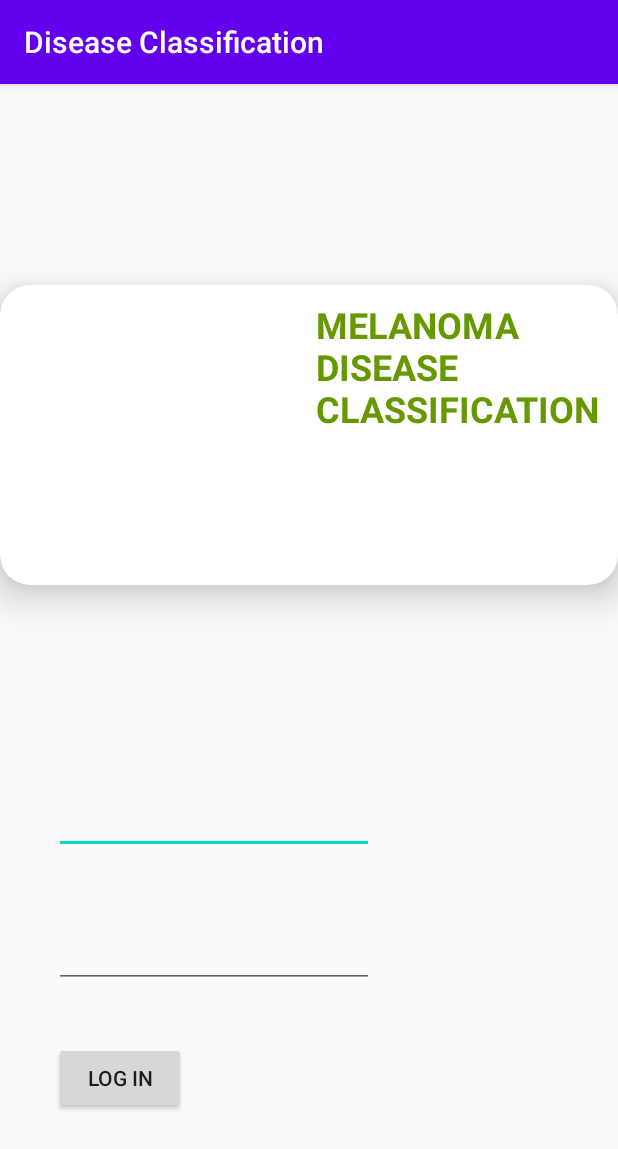
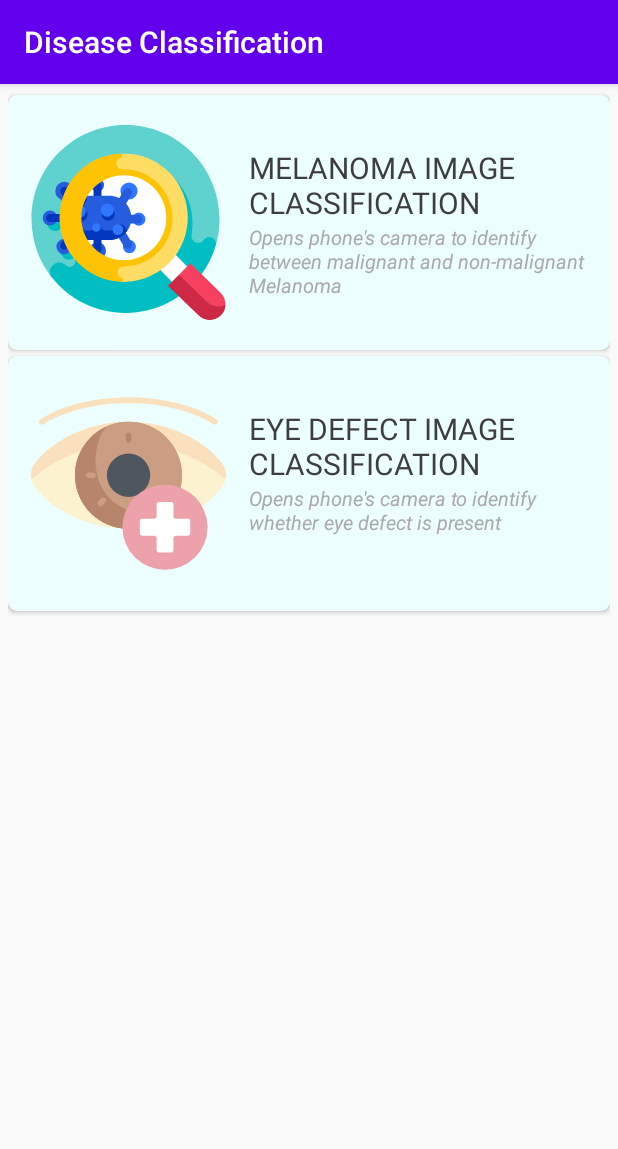
Before and after one commit to omxie/disease_classification, an Android app: the screen it shows after launch (MainActivity), on a phone screen of 412 x 824 dp. Shown: the top 1149 px of the screen. Run offline under Robolectric (Android 15) with nearby library versions, the phone set to English and light mode, and no system bars.

Commit message:
UI: Added Home Screen RecyclerView

```diff
--- a/app/build.gradle
+++ b/app/build.gradle
@@ -27,6 +27,7 @@ dependencies {
     implementation 'androidx.appcompat:appcompat:1.1.0'
     implementation 'androidx.constraintlayout:constraintlayout:1.1.3'
     implementation 'androidx.cardview:cardview:1.0.0'
+    implementation 'androidx.recyclerview:recyclerview:1.1.0'
     testImplementation 'junit:junit:4.12'
     androidTestImplementation 'androidx.test.ext:junit:1.1.1'
     androidTestImplementation 'androidx.test.espresso:espresso-core:3.2.0'
--- /dev/null
+++ b/app/src/main/java/com/example/diseaseclassification/CardItems.java
@@ -0,0 +1,37 @@
+package com.example.diseaseclassification;
+
+public class CardItems {
+    private int imgRes;
+    private String textTitle;
+    private String textDesc;
+
+    public CardItems(int image, String title, String desc){
+    imgRes = image;
+    textTitle = title;
+    textDesc = desc;
+    }
+
+    public int getImgRes() {
+        return imgRes;
+    }
+
+    public void setImgRes(int imgRes) {
+        this.imgRes = imgRes;
+    }
+
+    public String getTextTitle() {
+        return textTitle;
+    }
+
+    public void setTextTitle(String textTitle) {
+        this.textTitle = textTitle;
+    }
+
+    public String getTextDesc() {
+        return textDesc;
+    }
+
+    public void setTextDesc(String textDesc) {
+        this.textDesc = textDesc;
+    }
+}
--- /dev/null
+++ b/app/src/main/java/com/example/diseaseclassification/CardsAdapter.java
@@ -0,0 +1,57 @@
+package com.example.diseaseclassification;
+
+import android.view.LayoutInflater;
+import android.view.View;
+import android.view.ViewGroup;
+import android.widget.ImageView;
+import android.widget.TextView;
+
+import androidx.annotation.NonNull;
+import androidx.recyclerview.widget.RecyclerView;
+
+import java.util.ArrayList;
+
+public class CardsAdapter extends RecyclerView.Adapter<CardsAdapter.CardItemsViewholder> {
+
+    private ArrayList<CardItems> mCardsList;
+
+    public static class CardItemsViewholder extends RecyclerView.ViewHolder{
+        public ImageView imgView;
+        public TextView txtTitle;
+        public TextView txtDesc;
+        public CardItemsViewholder(@NonNull View itemView) {
+            super(itemView);
+            imgView = itemView.findViewById(R.id.imgCard);
+            txtTitle = itemView.findViewById(R.id.textCardTitle);
+            txtDesc = itemView.findViewById(R.id.textCardDesc);
+        }
+    }
+
+    public CardsAdapter(ArrayList<CardItems> cardlist){
+        mCardsList = cardlist;
+    }
+
+    @NonNull
+    @Override
+    public CardItemsViewholder onCreateViewHolder(@NonNull ViewGroup parent, int viewType) {
+        View v = LayoutInflater.from(parent.getContext()).inflate(R.layout.homescreencardview, parent, false);
+        CardItemsViewholder cvh = new CardItemsViewholder(v);
+        return cvh;
+    }
+
+    @Override
+    public void onBindViewHolder(@NonNull CardItemsViewholder holder, int position) {
+        CardItems currentItem = mCardsList.get(position);
+        holder.imgView.setImageResource(currentItem.getImgRes());
+        holder.txtTitle.setText(currentItem.getTextTitle());
+        holder.txtDesc.setText(currentItem.getTextDesc());
+    }
+
+    @Override
+    public int getItemCount() {
+        return mCardsList.size();
+    }
+
+
+
+}
--- a/app/src/main/java/com/example/diseaseclassification/MainActivity.java
+++ b/app/src/main/java/com/example/diseaseclassification/MainActivity.java
@@ -1,6 +1,8 @@
 package com.example.diseaseclassification;
 
 import androidx.appcompat.app.AppCompatActivity;
+import androidx.recyclerview.widget.LinearLayoutManager;
+import androidx.recyclerview.widget.RecyclerView;
 
 import android.content.Intent;
 import android.content.SharedPreferences;
@@ -25,6 +27,11 @@ import java.util.ArrayList;
 import java.util.logging.Handler;
 
 public class MainActivity extends AppCompatActivity {
+    private RecyclerView rcycleList;
+    private RecyclerView.Adapter rcycleAdapter;
+    private RecyclerView.LayoutManager rcycleLayoutManager;
+    ArrayList<CardItems> cardItems = new ArrayList<>();
+
 
     private SharedPreferences pref;
     private SharedPreferences.Editor editor;
@@ -39,19 +46,21 @@ public class MainActivity extends AppCompatActivity {
         super.onCreate(savedInstanceState);
         setContentView(R.layout.activity_main);
 
-        email = (EditText)findViewById(R.id.bemail);
+        cardItems.add(new CardItems(R.drawable.ic_diagnosis, "melanoma image classification", "Opens phone's camera to identify between malignant and non-malignant Melanoma"));
+        cardItems.add(new CardItems(R.drawable.ic_eye, "eye defect image classification", "Opens phone's camera to identify whether eye defect is present"));
+        rcycleList = findViewById(R.id.rcycleCards);
+        rcycleList.setHasFixedSize(true);
+        rcycleLayoutManager = new LinearLayoutManager(this);
+        rcycleAdapter = new CardsAdapter(cardItems);
+
+        rcycleList.setLayoutManager(rcycleLayoutManager);
+        rcycleList.setAdapter(rcycleAdapter);
+
+        /*email = (EditText)findViewById(R.id.bemail);
         epass = (EditText) findViewById(R.id.bpass);
-        btnlog = (Button) findViewById(R.id.blog);
+       btnlog = (Button) findViewById(R.id.blog);
 
-        ImageView img = (ImageView) findViewById(R.id.imgc);
-        TextView txt = (TextView) findViewById(R.id.tvc);
-
-        int Imgres = getResources().getIdentifier("@drawable/ic_diagnosis", null, this.getPackageName());
-        img.setImageResource(Imgres);
-        txt.setText("MELANOMA DISEASE CLASSIFICATION");
-
-
-        btnlog.setOnClickListener(new View.OnClickListener() {
+      btnlog.setOnClickListener(new View.OnClickListener() {
             @Override
             public void onClick(View v) {
 
@@ -62,6 +71,11 @@ public class MainActivity extends AppCompatActivity {
 
             }
         });
+
+        */
+
+
+
     }
 
 
--- /dev/null
+++ b/app/src/main/res/drawable/ic_eye.xml
@@ -0,0 +1,42 @@
+<vector xmlns:android="http://schemas.android.com/apk/res/android"
+    android:width="512dp"
+    android:height="512dp"
+    android:viewportWidth="512"
+    android:viewportHeight="512">
+  <path
+      android:pathData="m256,93.912c108.64,0 203.683,52.376 245.912,109.672 13.451,18.25 13.451,43.207 0,61.458 -42.229,57.295 -137.272,109.671 -245.912,109.671s-203.683,-52.376 -245.912,-109.672c-13.451,-18.25 -13.451,-43.207 0,-61.458 42.229,-57.295 137.272,-109.671 245.912,-109.671z"
+      android:fillColor="#fcf2d0"/>
+  <path
+      android:pathData="m510.869,245.058c2.992,-14.156 0.012,-29.306 -8.957,-41.475 -42.229,-57.295 -137.272,-109.671 -245.912,-109.671s-203.683,52.376 -245.912,109.672c-8.969,12.169 -11.949,27.318 -8.957,41.475 41.472,-35.915 120.199,-92.36 254.869,-92.36s213.397,56.445 254.869,92.359z"
+      android:fillColor="#fae0bd"/>
+  <path
+      android:pathData="M256,234.312m-140.401,0a140.401,140.401 0,1 1,280.802 0a140.401,140.401 0,1 1,-280.802 0"
+      android:fillColor="#cb9d82"/>
+  <path
+      android:pathData="M256,234.312m-140.401,0a140.401,140.401 0,1 1,280.802 0a140.401,140.401 0,1 1,-280.802 0"
+      android:fillColor="#cb9d82"/>
+  <path
+      android:pathData="m356.341,332.502c-212,26.959 -209.226,-173.637 -157.532,-226.446 -49.034,21.898 -83.21,71.084 -83.21,128.256 0,77.541 62.86,140.401 140.401,140.401 39.318,0 74.854,-16.169 100.341,-42.211z"
+      android:fillColor="#b7856b"/>
+  <path
+      android:pathData="M234.319,286.925a56.906,56.906 67.514,1 0,43.58 -105.138a56.906,56.906 67.514,1 0,-43.58 105.138z"
+      android:fillColor="#4e5660"/>
+  <path
+      android:pathData="m483.593,101.413c-1.428,0 -2.871,-0.407 -4.15,-1.258 -38.657,-25.734 -120.372,-55.785 -223.443,-55.785s-184.786,30.051 -223.444,55.785c-3.448,2.295 -8.104,1.361 -10.399,-2.087s-1.361,-8.104 2.087,-10.399c53.201,-35.415 144.171,-58.299 231.756,-58.299s178.555,22.884 231.756,58.299c3.448,2.295 4.383,6.951 2.087,10.399 -1.445,2.17 -3.824,3.345 -6.25,3.345z"
+      android:fillColor="#fae0bd"/>
+  <path
+      android:pathData="m256,148.833c-4.142,0 -7.5,-3.357 -7.5,-7.5v-11.335c0,-4.142 3.358,-7.5 7.5,-7.5s7.5,3.358 7.5,7.5v11.335c0,4.143 -3.358,7.5 -7.5,7.5z"
+      android:fillColor="#b7856b"/>
+  <path
+      android:pathData="m182.239,315.574c-1.92,0 -3.839,-0.732 -5.303,-2.196 -2.929,-2.93 -2.929,-7.678 0,-10.607l8.015,-8.015c2.929,-2.928 7.678,-2.928 10.606,0 2.929,2.93 2.929,7.678 0,10.607l-8.015,8.015c-1.464,1.464 -3.384,2.196 -5.303,2.196z"
+      android:fillColor="#cb9d82"/>
+  <path
+      android:pathData="m163.02,241.812h-11.334c-4.142,0 -7.5,-3.357 -7.5,-7.5s3.358,-7.5 7.5,-7.5h11.334c4.142,0 7.5,3.357 7.5,7.5s-3.358,7.5 -7.5,7.5z"
+      android:fillColor="#cb9d82"/>
+  <path
+      android:pathData="M272.8,449.862a111.811,111.811 0,1 0,158.125 -158.125a111.811,111.811 0,1 0,-158.125 158.125z"
+      android:fillColor="#eda1ab"/>
+  <path
+      android:pathData="m374.025,342.858v-32.455c0,-3.235 -2.623,-5.858 -5.858,-5.858h-32.455c-3.235,0 -5.858,2.623 -5.858,5.858v32.455c0,3.235 -2.623,5.858 -5.858,5.858h-32.455c-3.235,0 -5.858,2.623 -5.858,5.858v32.455c0,3.235 2.623,5.858 5.858,5.858h32.455c3.235,0 5.858,2.623 5.858,5.858v32.455c0,3.235 2.623,5.858 5.858,5.858h32.455c3.235,0 5.858,-2.623 5.858,-5.858v-32.455c0,-3.235 2.623,-5.858 5.858,-5.858h32.455c3.235,0 5.858,-2.623 5.858,-5.858v-32.455c0,-3.235 -2.623,-5.858 -5.858,-5.858h-32.455c-3.235,0 -5.858,-2.623 -5.858,-5.858z"
+      android:fillColor="#fff"/>
+</vector>
--- /dev/null
+++ b/app/src/main/res/drawable/ic_skin_.xml
@@ -0,0 +1,63 @@
+<vector xmlns:android="http://schemas.android.com/apk/res/android"
+    android:width="512dp"
+    android:height="512dp"
+    android:viewportWidth="512"
+    android:viewportHeight="512">
+  <path
+      android:pathData="m38.514,185.042c12.367,-6.717 28.05,-1.497 34.531,10.994l17.198,33.146v-159.587c0,-14.073 11.517,-25.929 25.587,-25.663 13.639,0.259 24.617,11.396 24.617,25.097v-43.363c0,-14.073 11.517,-25.929 25.587,-25.663 13.639,0.259 24.617,11.396 24.617,25.097v31.377c0,-13.701 10.977,-24.839 24.617,-25.097 14.07,-0.267 25.587,11.59 25.587,25.663v44.409c0,-13.701 10.977,-24.839 24.617,-25.097 14.07,-0.267 25.587,11.59 25.587,25.663v399.982c0,5.523 -4.477,10 -10,10h-180.816c-5.523,0 -10,-4.477 -10,-10v-158.93c0,-3.206 -0.771,-6.365 -2.247,-9.211l-59.773,-115.203c-6.31,-12.161 -1.696,-27.103 10.291,-33.614z"
+      android:fillColor="#fcd0a3"/>
+  <path
+      android:pathData="m267.35,76.389c-3.636,-0.198 -7.112,0.386 -10.284,1.587 9.474,3.59 16.212,12.744 16.212,23.476v410.548h7.781c5.523,0 10,-4.477 10,-10v-400.018c-0.001,-13.416 -10.313,-24.862 -23.709,-25.593z"
+      android:fillColor="#ffb983"/>
+  <path
+      android:pathData="m61.803,206.517 l16.591,32.063c3.022,5.839 11.849,3.691 11.849,-2.884v-6.641l-17.458,-33.52c-6.385,-12.306 -21.536,-17.105 -33.842,-10.72 -4.839,2.511 -8.511,6.38 -10.805,10.896 12.274,-6.249 27.311,-1.441 33.665,10.806z"
+      android:fillColor="#ffb983"/>
+  <path
+      android:pathData="m291.058,502v-201.935c-14.973,2.253 -37.162,9.969 -50.204,34.993 -21.027,40.344 -39.996,45.447 -60.963,45.447 -34.612,0 -51.585,20.19 -48.843,48.843 2.66,27.797 28.936,39.344 59.825,43.566 17.41,2.38 37.137,8.986 37.137,27.448 0,3.833 -1.187,7.773 -4.135,11.638h57.182c5.524,0 10.001,-4.477 10.001,-10z"
+      android:fillColor="#f8b0b0"/>
+  <path
+      android:pathData="m273.278,512h7.781c5.523,0 10,-4.477 10,-10v-201.935c-5.27,0.793 -11.436,2.269 -17.781,4.932z"
+      android:fillColor="#fc8086"/>
+  <path
+      android:pathData="M172.755,414.316m-8.283,0a8.283,8.283 0,1 1,16.566 0a8.283,8.283 0,1 1,-16.566 0"
+      android:fillColor="#fc8086"/>
+  <path
+      android:pathData="M241.504,386.718m-8.283,0a8.283,8.283 0,1 1,16.566 0a8.283,8.283 0,1 1,-16.566 0"
+      android:fillColor="#fc8086"/>
+  <path
+      android:pathData="M220.716,410.655m-8.283,0a8.283,8.283 0,1 1,16.566 0a8.283,8.283 0,1 1,-16.566 0"
+      android:fillColor="#fc8086"/>
+  <path
+      android:pathData="M255.402,445.4m-8.283,0a8.283,8.283 0,1 1,16.566 0a8.283,8.283 0,1 1,-16.566 0"
+      android:fillColor="#fc8086"/>
+  <path
+      android:pathData="M255.402,492.234m-8.283,0a8.283,8.283 0,1 1,16.566 0a8.283,8.283 0,1 1,-16.566 0"
+      android:fillColor="#fc8086"/>
+  <path
+      android:pathData="M202.627,447.806m-8.283,0a8.283,8.283 0,1 1,16.566 0a8.283,8.283 0,1 1,-16.566 0"
+      android:fillColor="#fc8086"/>
+  <path
+      android:pathData="m410.886,214.136c-54.033,-14.317 -110.139,18.252 -124.461,72.284 -5.297,19.986 -4.266,40.134 1.837,58.344 0.584,1.744 0.325,3.66 -0.66,5.212l-13.194,20.79c-2.666,4.201 0.472,9.671 5.445,9.489l25.181,-0.92c1.787,-0.065 3.529,0.633 4.736,1.953 13.026,14.239 30.24,24.945 50.39,29.976 54.323,13.563 110.008,-19.984 123.448,-74.337 13.328,-53.904 -19.046,-108.569 -72.722,-122.791z"
+      android:fillColor="#90d8f9"/>
+  <path
+      android:pathData="M384.801,312.514m-74.859,0a74.859,74.859 0,1 1,149.718 0a74.859,74.859 0,1 1,-149.718 0"
+      android:fillColor="#ffb983"/>
+  <path
+      android:pathData="M387.183,279.381m-15.531,0a15.531,15.531 0,1 1,31.062 0a15.531,15.531 0,1 1,-31.062 0"
+      android:fillColor="#fc8086"/>
+  <path
+      android:pathData="M409.962,332.186m-15.531,0a15.531,15.531 0,1 1,31.062 0a15.531,15.531 0,1 1,-31.062 0"
+      android:fillColor="#fc8086"/>
+  <path
+      android:pathData="M354.051,324.938m-15.531,0a15.531,15.531 0,1 1,31.062 0a15.531,15.531 0,1 1,-31.062 0"
+      android:fillColor="#fc8086"/>
+  <path
+      android:pathData="m240.856,56.474v177.809c0,4.265 -3.462,7.726 -7.726,7.726 -4.265,0 -7.726,-3.461 -7.726,-7.726v-200.977c9.075,3.78 15.452,12.733 15.452,23.168z"
+      android:fillColor="#ffb983"/>
+  <path
+      android:pathData="m190.645,24.673v209.611c0,4.265 -3.451,7.726 -7.726,7.726 -4.265,0 -7.726,-3.461 -7.726,-7.726v-232.358c8.952,3.719 15.287,12.486 15.452,22.747z"
+      android:fillColor="#ffb983"/>
+  <path
+      android:pathData="m140.445,69.032v165.251c0,4.265 -3.462,7.726 -7.726,7.726 -4.265,0 -7.726,-3.461 -7.726,-7.726v-188.43c9.075,3.781 15.452,12.733 15.452,23.179z"
+      android:fillColor="#ffb983"/>
+</vector>
--- a/app/src/main/res/layout/activity_main.xml
+++ b/app/src/main/res/layout/activity_main.xml
@@ -1,78 +1,17 @@
 <?xml version="1.0" encoding="utf-8"?>
-<androidx.constraintlayout.widget.ConstraintLayout xmlns:android="http://schemas.android.com/apk/res/android"
+<RelativeLayout xmlns:android="http://schemas.android.com/apk/res/android"
     xmlns:app="http://schemas.android.com/apk/res-auto"
     xmlns:tools="http://schemas.android.com/tools"
     android:layout_width="match_parent"
     android:layout_height="match_parent"
     tools:context=".MainActivity">
 
-    <EditText
-        android:id="@+id/bemail"
-        android:layout_width="wrap_content"
-        android:layout_height="wrap_content"
-        android:layout_marginStart="36dp"
-        android:layout_marginLeft="36dp"
-        android:layout_marginTop="468dp"
-        android:ems="10"
-        android:inputType="textEmailAddress"
-        app:layout_constraintStart_toStartOf="parent"
-        app:layout_constraintTop_toTopOf="parent" />
 
-    <EditText
-        android:id="@+id/bpass"
-        android:layout_width="wrap_content"
-        android:layout_height="wrap_content"
-        android:layout_marginStart="36dp"
-        android:layout_marginLeft="36dp"
-        android:layout_marginTop="44dp"
-        android:ems="10"
-        android:inputType="textPassword"
-        app:layout_constraintStart_toStartOf="parent"
-        app:layout_constraintTop_toBottomOf="@+id/bemail" />
-
-    <Button
-        android:id="@+id/blog"
-        android:layout_width="wrap_content"
-        android:layout_height="wrap_content"
-        android:layout_marginStart="36dp"
-        android:layout_marginLeft="36dp"
-        android:layout_marginTop="36dp"
-        android:text="Log IN"
-        app:layout_constraintStart_toStartOf="parent"
-        app:layout_constraintTop_toBottomOf="@+id/bpass" />
-
-    <androidx.cardview.widget.CardView
-        android:id="@+id/cardView"
+    <androidx.recyclerview.widget.RecyclerView
+        android:id="@+id/rcycleCards"
+        android:padding="5dp"
+        android:scrollbars="vertical"
         android:layout_width="match_parent"
-        android:layout_height="200dp"
-        app:cardCornerRadius="20dp"
-        app:cardElevation="15dp"
-        app:contentPadding="10dp"
-        app:layout_constraintBottom_toTopOf="@+id/bemail"
-        app:layout_constraintTop_toTopOf="parent"
-        tools:layout_editor_absoluteX="1dp">
-
-        <LinearLayout
-            android:id="@+id/lone"
-            android:layout_width="match_parent"
-            android:layout_height="match_parent"
-            android:orientation="horizontal">
-
-            <ImageView
-                android:id="@+id/imgc"
-                android:layout_width="150dp"
-                android:layout_height="match_parent"
-                android:layout_weight="1"
-                tools:srcCompat="@tools:sample/avatars" />
-
-            <TextView
-                android:id="@+id/tvc"
-                android:layout_width="140dp"
-                android:layout_height="match_parent"
-                android:layout_weight="1"
-                android:textColor="@android:color/holo_green_dark"
-                android:textSize="24sp"
-                android:textStyle="bold" />
-        </LinearLayout>
-    </androidx.cardview.widget.CardView>
-</androidx.constraintlayout.widget.ConstraintLayout>
+        android:layout_height="match_parent"
+        />
+</RelativeLayout>
--- /dev/null
+++ b/app/src/main/res/layout/homescreencardview.xml
@@ -0,0 +1,57 @@
+<?xml version="1.0" encoding="utf-8"?>
+<androidx.cardview.widget.CardView xmlns:android="http://schemas.android.com/apk/res/android"
+    xmlns:app="http://schemas.android.com/apk/res-auto"
+    android:id="@+id/cardLayout"
+    android:layout_width="match_parent"
+    android:layout_height="170dp"
+    android:layout_marginTop="2dp"
+    android:layout_marginBottom="2dp"
+    app:cardBackgroundColor="#FFEDFEFF"
+    app:cardCornerRadius="6dp">
+
+    <LinearLayout
+        android:layout_width="match_parent"
+        android:layout_height="match_parent"
+        android:weightSum="1">
+    <LinearLayout
+        android:id="@+id/lone"
+        android:layout_weight="0.60"
+        android:layout_width="match_parent"
+        android:layout_height="match_parent"
+        android:orientation="horizontal">
+
+        <ImageView
+            android:id="@+id/imgCard"
+            android:layout_margin="15dp"
+            android:layout_width="match_parent"
+            android:layout_height="match_parent"
+            />
+    </LinearLayout>
+    <LinearLayout
+        android:layout_width="match_parent"
+        android:layout_height="match_parent"
+        android:layout_weight="0.40"
+        android:orientation="vertical">
+
+        <TextView
+            android:id="@+id/textCardTitle"
+            android:layout_weight="0.5"
+            android:textAllCaps="true"
+            android:gravity="bottom"
+            android:layout_width="match_parent"
+            android:layout_height="match_parent"
+            android:textColor="#3E3E3E"
+            android:textSize="20sp" />
+        <TextView
+            android:id="@+id/textCardDesc"
+            android:layout_weight="0.5"
+            android:gravity="top"
+            android:layout_width="match_parent"
+            android:layout_height="match_parent"
+            android:textColor="@android:color/darker_gray"
+            android:textStyle="italic"
+            android:textSize="13sp"/>
+
+    </LinearLayout>
+    </LinearLayout>
+</androidx.cardview.widget.CardView>
```
Also changed, not shown: 1 other file.
